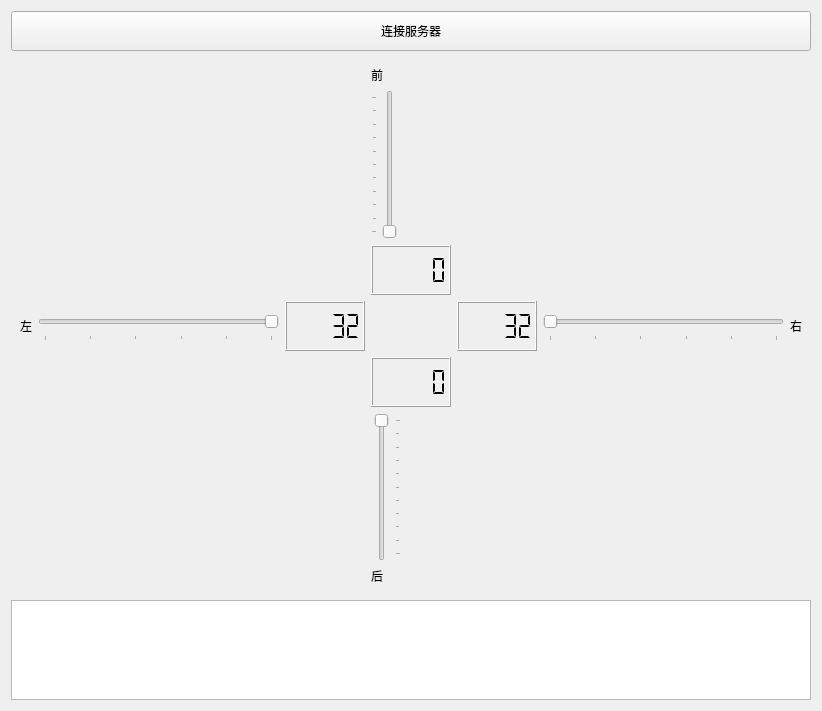
Old version of the form 网络操作/TcpSocket/控制小车/carui.ui in the repository PyQt5/PyQt.
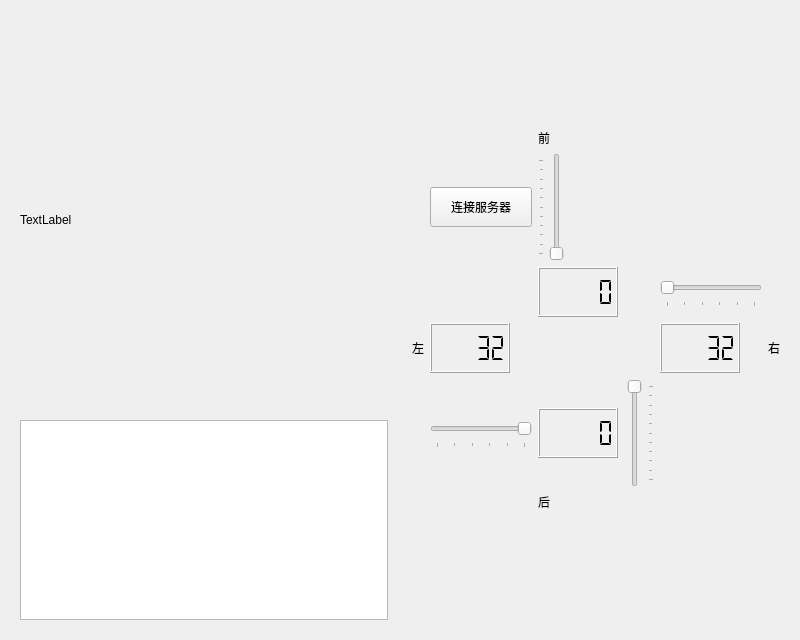
New version of the form.

```diff
--- a/网络操作/TcpSocket/控制小车/carui.ui
+++ b/网络操作/TcpSocket/控制小车/carui.ui
@@ -6,55 +6,64 @@
    <rect>
     <x>0</x>
     <y>0</y>
-    <width>822</width>
-    <height>711</height>
+    <width>800</width>
+    <height>600</height>
    </rect>
   </property>
   <property name="windowTitle">
    <string>小车</string>
   </property>
-  <layout class="QVBoxLayout" name="verticalLayout">
+  <layout class="QHBoxLayout" name="horizontalLayout">
    <item>
-    <widget class="QPushButton" name="buttonConnect">
-     <property name="minimumSize">
-      <size>
-       <width>0</width>
-       <height>40</height>
-      </size>
-     </property>
-     <property name="text">
-      <string>连接服务器</string>
-     </property>
+    <widget class="QWidget" name="widget_2" native="true">
+     <layout class="QVBoxLayout" name="verticalLayout">
+      <property name="spacing">
+       <number>0</number>
+      </property>
+      <item>
+       <widget class="QLabel" name="qlabel">
+        <property name="minimumSize">
+         <size>
+          <width>0</width>
+          <height>400</height>
+         </size>
+        </property>
+        <property name="text">
+         <string>TextLabel</string>
+        </property>
+       </widget>
+      </item>
+      <item>
+       <widget class="QTextBrowser" name="browserResult">
+        <property name="minimumSize">
+         <size>
+          <width>0</width>
+          <height>200</height>
+         </size>
+        </property>
+        <property name="maximumSize">
+         <size>
+          <width>16777215</width>
+          <height>200</height>
+         </size>
+        </property>
+       </widget>
+      </item>
+     </layout>
     </widget>
    </item>
    <item>
     <widget class="QWidget" name="widget" native="true">
+     <property name="enabled">
+      <bool>true</bool>
+     </property>
+     <property name="maximumSize">
+      <size>
+       <width>400</width>
+       <height>400</height>
+      </size>
+     </property>
      <layout class="QGridLayout" name="gridLayout">
-      <item row="5" column="3">
-       <widget class="QSlider" name="sliderBackward">
-        <property name="minimumSize">
-         <size>
-          <width>30</width>
-          <height>0</height>
-         </size>
-        </property>
-        <property name="maximum">
-         <number>100</number>
-        </property>
-        <property name="orientation">
-         <enum>Qt::Vertical</enum>
-        </property>
-        <property name="invertedAppearance">
-         <bool>true</bool>
-        </property>
-        <property name="invertedControls">
-         <bool>true</bool>
-        </property>
-        <property name="tickPosition">
-         <enum>QSlider::TicksBelow</enum>
-        </property>
-       </widget>
-      </item>
       <item row="4" column="3">
        <widget class="QLCDNumber" name="lcdNumber_2">
         <property name="minimumSize">
@@ -96,28 +105,6 @@
         </property>
        </widget>
       </item>
-      <item row="3" column="4">
-       <widget class="QLCDNumber" name="lcdNumber_4">
-        <property name="minimumSize">
-         <size>
-          <width>80</width>
-          <height>50</height>
-         </size>
-        </property>
-        <property name="maximumSize">
-         <size>
-          <width>80</width>
-          <height>50</height>
-         </size>
-        </property>
-        <property name="segmentStyle">
-         <enum>QLCDNumber::Flat</enum>
-        </property>
-        <property name="value" stdset="0">
-         <double>32.000000000000000</double>
-        </property>
-       </widget>
-      </item>
       <item row="2" column="3">
        <widget class="QLCDNumber" name="lcdNumber">
         <property name="minimumSize">
@@ -137,26 +124,7 @@
         </property>
        </widget>
       </item>
-      <item row="1" column="3" colspan="2">
-       <widget class="QSlider" name="sliderForward">
-        <property name="minimumSize">
-         <size>
-          <width>30</width>
-          <height>0</height>
-         </size>
-        </property>
-        <property name="maximum">
-         <number>100</number>
-        </property>
-        <property name="orientation">
-         <enum>Qt::Vertical</enum>
-        </property>
-        <property name="tickPosition">
-         <enum>QSlider::TicksAbove</enum>
-        </property>
-       </widget>
-      </item>
-      <item row="3" column="5">
+      <item row="2" column="5">
        <widget class="QSlider" name="sliderRight">
         <property name="minimumSize">
          <size>
@@ -181,37 +149,6 @@
         </property>
        </widget>
       </item>
-      <item row="3" column="1">
-       <widget class="QSlider" name="sliderLeft">
-        <property name="minimumSize">
-         <size>
-          <width>0</width>
-          <height>30</height>
-         </size>
-        </property>
-        <property name="minimum">
-         <number>32</number>
-        </property>
-        <property name="maximum">
-         <number>42</number>
-        </property>
-        <property name="pageStep">
-         <number>2</number>
-        </property>
-        <property name="orientation">
-         <enum>Qt::Horizontal</enum>
-        </property>
-        <property name="invertedAppearance">
-         <bool>true</bool>
-        </property>
-        <property name="invertedControls">
-         <bool>true</bool>
-        </property>
-        <property name="tickPosition">
-         <enum>QSlider::TicksBelow</enum>
-        </property>
-       </widget>
-      </item>
       <item row="0" column="3">
        <widget class="QLabel" name="label">
         <property name="text">
@@ -233,26 +170,126 @@
         </property>
        </widget>
       </item>
-      <item row="3" column="6">
+      <item row="3" column="7">
        <widget class="QLabel" name="label_4">
         <property name="text">
          <string>右</string>
         </property>
        </widget>
       </item>
+      <item row="1" column="3" colspan="2">
+       <widget class="QSlider" name="sliderForward">
+        <property name="minimumSize">
+         <size>
+          <width>30</width>
+          <height>0</height>
+         </size>
+        </property>
+        <property name="maximum">
+         <number>100</number>
+        </property>
+        <property name="orientation">
+         <enum>Qt::Vertical</enum>
+        </property>
+        <property name="tickPosition">
+         <enum>QSlider::TicksAbove</enum>
+        </property>
+       </widget>
+      </item>
+      <item row="1" column="2">
+       <widget class="QPushButton" name="buttonConnect">
+        <property name="minimumSize">
+         <size>
+          <width>0</width>
+          <height>40</height>
+         </size>
+        </property>
+        <property name="text">
+         <string>连接服务器</string>
+        </property>
+       </widget>
+      </item>
+      <item row="3" column="5">
+       <widget class="QLCDNumber" name="lcdNumber_4">
+        <property name="minimumSize">
+         <size>
+          <width>80</width>
+          <height>50</height>
+         </size>
+        </property>
+        <property name="maximumSize">
+         <size>
+          <width>80</width>
+          <height>50</height>
+         </size>
+        </property>
+        <property name="segmentStyle">
+         <enum>QLCDNumber::Flat</enum>
+        </property>
+        <property name="value" stdset="0">
+         <double>32.000000000000000</double>
+        </property>
+       </widget>
+      </item>
+      <item row="4" column="2">
+       <widget class="QSlider" name="sliderLeft">
+        <property name="minimumSize">
+         <size>
+          <width>0</width>
+          <height>30</height>
+         </size>
+        </property>
+        <property name="minimum">
+         <number>32</number>
+        </property>
+        <property name="maximum">
+         <number>42</number>
+        </property>
+        <property name="pageStep">
+         <number>2</number>
+        </property>
+        <property name="orientation">
+         <enum>Qt::Horizontal</enum>
+        </property>
+        <property name="invertedAppearance">
+         <bool>true</bool>
+        </property>
+        <property name="invertedControls">
+         <bool>true</bool>
+        </property>
+        <property name="tickPosition">
+         <enum>QSlider::TicksBelow</enum>
+        </property>
+       </widget>
+      </item>
+      <item row="4" column="4">
+       <widget class="QSlider" name="sliderBackward">
+        <property name="minimumSize">
+         <size>
+          <width>30</width>
+          <height>0</height>
+         </size>
+        </property>
+        <property name="maximum">
+         <number>100</number>
+        </property>
+        <property name="orientation">
+         <enum>Qt::Vertical</enum>
+        </property>
+        <property name="invertedAppearance">
+         <bool>true</bool>
+        </property>
+        <property name="invertedControls">
+         <bool>true</bool>
+        </property>
+        <property name="tickPosition">
+         <enum>QSlider::TicksBelow</enum>
+        </property>
+       </widget>
+      </item>
      </layout>
     </widget>
    </item>
-   <item>
-    <widget class="QTextBrowser" name="browserResult">
-     <property name="maximumSize">
-      <size>
-       <width>16777215</width>
-       <height>100</height>
-      </size>
-     </property>
-    </widget>
-   </item>
   </layout>
  </widget>
  <resources/>
```
